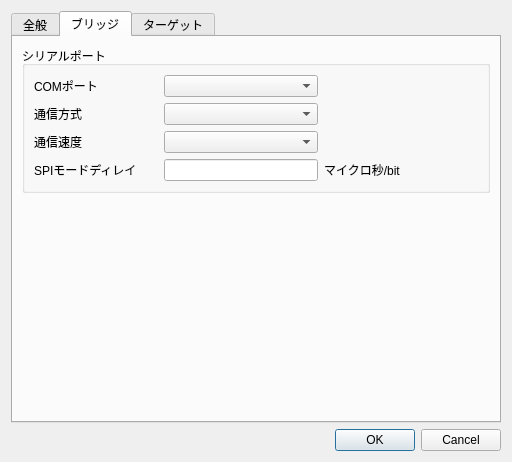
First picture: the form in avrew-src/configdialog.ui, repository makomads/avrew, before the edit.
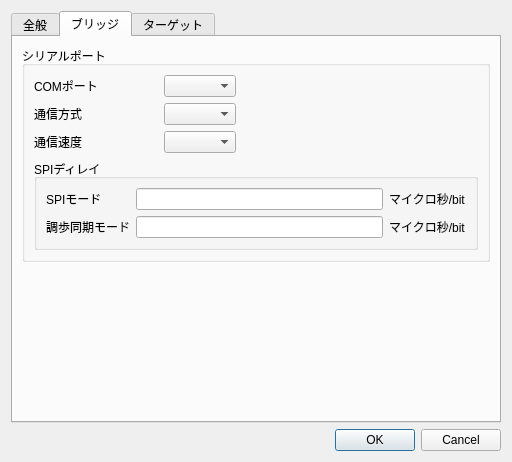
Second picture: the form after the edit.

Patch:
```diff
--- a/avrew-src/configdialog.ui
+++ b/avrew-src/configdialog.ui
@@ -84,36 +84,6 @@
            <layout class="QGridLayout" name="gridLayout_9">
             <item row="0" column="0">
              <layout class="QGridLayout" name="gridLayout">
-              <item row="3" column="1">
-               <widget class="QComboBox" name="cmbBaudRate"/>
-              </item>
-              <item row="2" column="1">
-               <widget class="QComboBox" name="cmbSynchMode"/>
-              </item>
-              <item row="3" column="0">
-               <widget class="QLabel" name="label_3">
-                <property name="text">
-                 <string>通信速度</string>
-                </property>
-               </widget>
-              </item>
-              <item row="1" column="0">
-               <widget class="QLabel" name="label_2">
-                <property name="text">
-                 <string>COMポート　　　　　</string>
-                </property>
-               </widget>
-              </item>
-              <item row="2" column="0">
-               <widget class="QLabel" name="label">
-                <property name="text">
-                 <string>通信方式</string>
-                </property>
-               </widget>
-              </item>
-              <item row="1" column="1">
-               <widget class="QComboBox" name="cmbComPort"/>
-              </item>
               <item row="2" column="2">
                <spacer name="horizontalSpacer">
                 <property name="orientation">
@@ -127,25 +97,81 @@
                 </property>
                </spacer>
               </item>
-              <item row="4" column="0">
-               <widget class="QLabel" name="label_5">
+              <item row="1" column="0">
+               <widget class="QLabel" name="label_2">
                 <property name="text">
-                 <string>SPIモードディレイ</string>
+                 <string>COMポート　　　　　</string>
                 </property>
                </widget>
               </item>
-              <item row="4" column="2">
-               <widget class="QLabel" name="label_7">
+              <item row="2" column="1">
+               <widget class="QComboBox" name="cmbSynchMode"/>
+              </item>
+              <item row="3" column="1">
+               <widget class="QComboBox" name="cmbBaudRate"/>
+              </item>
+              <item row="3" column="0">
+               <widget class="QLabel" name="label_3">
                 <property name="text">
-                 <string>マイクロ秒/bit</string>
+                 <string>通信速度</string>
                 </property>
                </widget>
               </item>
-              <item row="4" column="1">
-               <widget class="QLineEdit" name="edtSPIDelay"/>
+              <item row="2" column="0">
+               <widget class="QLabel" name="label">
+                <property name="text">
+                 <string>通信方式</string>
+                </property>
+               </widget>
+              </item>
+              <item row="1" column="1">
+               <widget class="QComboBox" name="cmbComPort"/>
               </item>
              </layout>
             </item>
+            <item row="1" column="0">
+             <widget class="QGroupBox" name="groupBox">
+              <property name="title">
+               <string>SPIディレイ</string>
+              </property>
+              <layout class="QGridLayout" name="gridLayout_6">
+               <item row="1" column="1">
+                <widget class="QLineEdit" name="edtASyncDelay"/>
+               </item>
+               <item row="0" column="1">
+                <widget class="QLineEdit" name="edtSPIDelay"/>
+               </item>
+               <item row="0" column="2">
+                <widget class="QLabel" name="label_7">
+                 <property name="text">
+                  <string>マイクロ秒/bit</string>
+                 </property>
+                </widget>
+               </item>
+               <item row="1" column="2">
+                <widget class="QLabel" name="label_11">
+                 <property name="text">
+                  <string>マイクロ秒/bit</string>
+                 </property>
+                </widget>
+               </item>
+               <item row="0" column="0">
+                <widget class="QLabel" name="label_5">
+                 <property name="text">
+                  <string>SPIモード</string>
+                 </property>
+                </widget>
+               </item>
+               <item row="1" column="0">
+                <widget class="QLabel" name="label_4">
+                 <property name="text">
+                  <string>調歩同期モード</string>
+                 </property>
+                </widget>
+               </item>
+              </layout>
+             </widget>
+            </item>
            </layout>
           </widget>
          </item>
```
